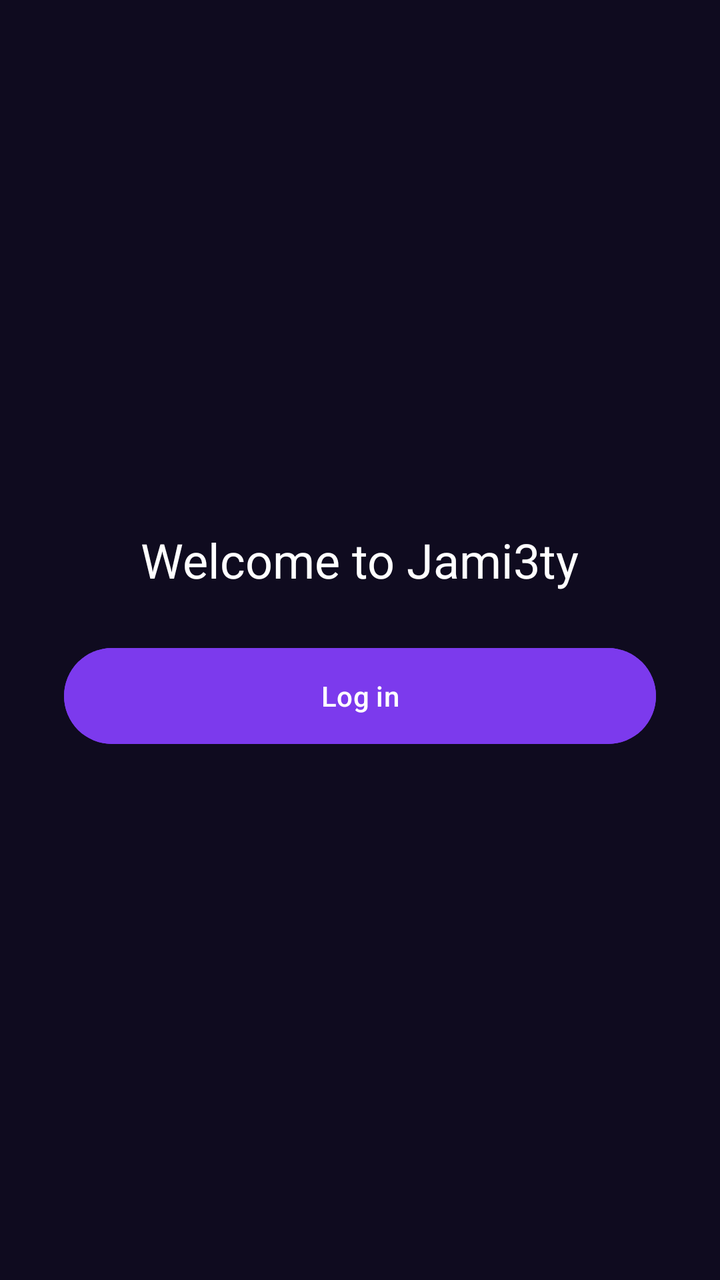
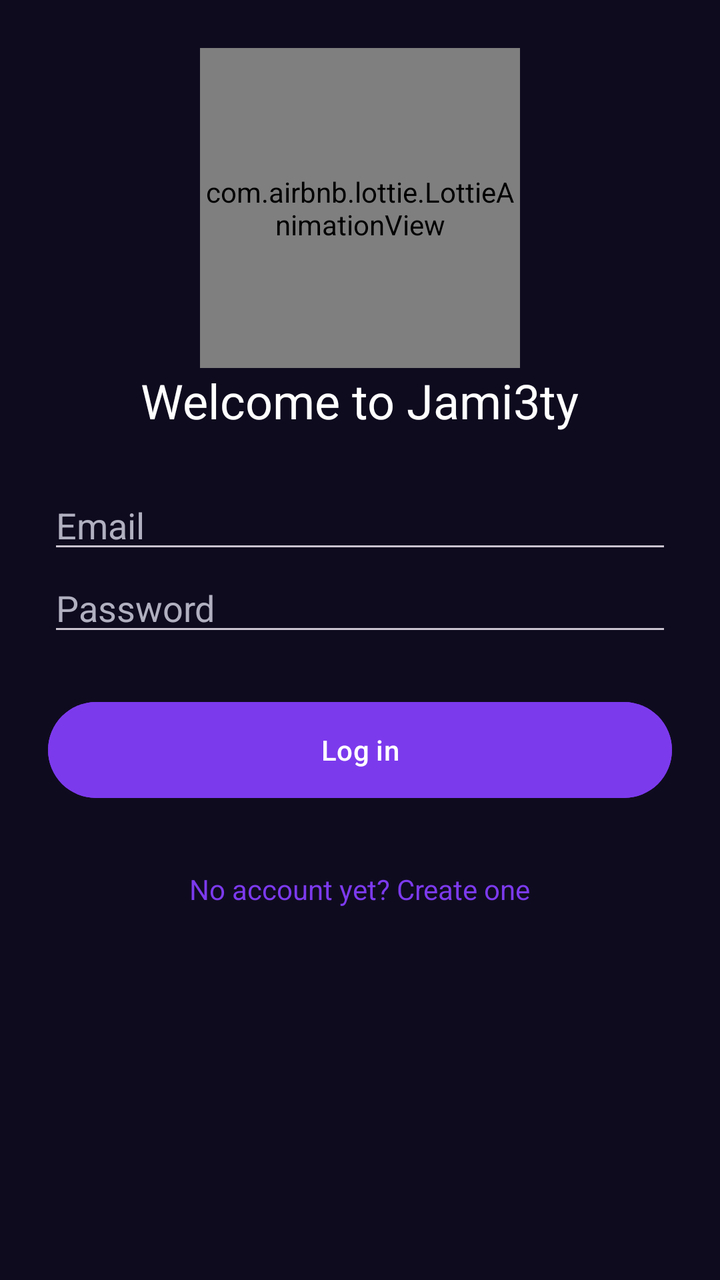

Two renders of the same Android screen: before a commit and after it. Below are the layout's source before the change and the commit's diff.
<!-- AndroidManifest.xml: application theme Theme.Jami3ty -->
<!-- res/layout/activity_login.xml -->
<?xml version="1.0" encoding="utf-8"?>
<LinearLayout xmlns:android="http://schemas.android.com/apk/res/android"
    android:layout_width="match_parent" android:layout_height="match_parent"
    android:orientation="vertical" android:gravity="center" android:padding="32dp"
    android:background="#0F0B1F">
    <TextView android:layout_width="wrap_content" android:layout_height="wrap_content"
        android:text="@string/login_title" android:textSize="24sp"
        android:textColor="@android:color/white"/>
    <com.google.android.material.button.MaterialButton
        android:id="@+id/btnLogin" android:layout_width="match_parent" android:layout_height="56dp"
        android:layout_marginTop="24dp" android:text="@string/login_button"
        android:backgroundTint="#7C3AED"/>
</LinearLayout>
<!-- resources referenced by this layout -->
<resources>
  <string name="login_button">Log in</string>
  <string name="login_title">Welcome to Jami3ty</string>
  <style name="Theme.Jami3ty" parent="Theme.Material3.Dark.NoActionBar">
          <item name="colorPrimary">@color/purple_primary</item>
          <item name="colorOnPrimary">@color/white</item>
          <item name="android:windowBackground">@color/bg_dark</item>
          <item name="android:statusBarColor">@color/bg_dark</item>
          <item name="android:navigationBarColor">@color/nav_bg</item>
      </style>
  <color name="purple_primary">#7C3AED</color>
  <color name="white">#FFFFFFFF</color>
  <color name="bg_dark">#0F0B1F</color>
  <color name="nav_bg">#1E1833</color>
</resources>

<!-- the commit's change to res/layout/activity_login.xml (unified diff, before → after) -->
@@ -1,13 +1,38 @@
 <?xml version="1.0" encoding="utf-8"?>
-<LinearLayout xmlns:android="http://schemas.android.com/apk/res/android"
+<ScrollView xmlns:android="http://schemas.android.com/apk/res/android"
+    xmlns:app="http://schemas.android.com/apk/res-auto"
     android:layout_width="match_parent" android:layout_height="match_parent"
-    android:orientation="vertical" android:gravity="center" android:padding="32dp"
-    android:background="#0F0B1F">
-    <TextView android:layout_width="wrap_content" android:layout_height="wrap_content"
-        android:text="@string/login_title" android:textSize="24sp"
-        android:textColor="@android:color/white"/>
-    <com.google.android.material.button.MaterialButton
-        android:id="@+id/btnLogin" android:layout_width="match_parent" android:layout_height="56dp"
-        android:layout_marginTop="24dp" android:text="@string/login_button"
-        android:backgroundTint="#7C3AED"/>
-</LinearLayout>
+    android:background="@color/bg_dark">
+    <LinearLayout
+        android:layout_width="match_parent" android:layout_height="wrap_content"
+        android:orientation="vertical" android:gravity="center_horizontal" android:padding="24dp">
+        <com.airbnb.lottie.LottieAnimationView
+            android:layout_width="160dp" android:layout_height="160dp"
+            app:lottie_rawRes="@raw/pulse" app:lottie_loop="true" app:lottie_autoPlay="true"/>
+        <TextView android:layout_width="wrap_content" android:layout_height="wrap_content"
+            android:text="@string/login_title" android:textSize="24sp"
+            android:textColor="@color/white"/>
+        <EditText android:id="@+id/etEmail"
+            android:layout_width="match_parent" android:layout_height="wrap_content"
+            android:layout_marginTop="24dp" android:hint="@string/login_email"
+            android:inputType="textEmailAddress" android:textColor="@color/white"
+            android:textColorHint="@color/text_secondary"/>
+        <EditText android:id="@+id/etPassword"
+            android:layout_width="match_parent" android:layout_height="wrap_content"
+            android:hint="@string/login_password" android:inputType="textPassword"
+            android:textColor="@color/white" android:textColorHint="@color/text_secondary"/>
+        <com.google.android.material.button.MaterialButton android:id="@+id/btnLogin"
+            android:layout_width="match_parent" android:layout_height="56dp"
+            android:layout_marginTop="24dp" android:text="@string/login_button"
+            android:backgroundTint="@color/purple_primary"/>
+        <com.google.android.material.button.MaterialButton android:id="@+id/btnBiometric"
+            style="@style/Widget.Material3.Button.OutlinedButton"
+            android:layout_width="match_parent" android:layout_height="56dp"
+            android:layout_marginTop="12dp" android:text="@string/login_biometric"
+            android:visibility="gone"/>
+        <TextView android:id="@+id/tvRegister"
+            android:layout_width="wrap_content" android:layout_height="wrap_content"
+            android:layout_marginTop="24dp" android:padding="8dp"
+            android:text="@string/login_register" android:textColor="@color/purple_primary"/>
+    </LinearLayout>
+</ScrollView>
<!-- resource entries referenced after the edit -->
@@ -1,6 +1,9 @@
 <!-- resources referenced by this layout -->
 <resources>
   <string name="login_button">Log in</string>
+  <string name="login_email">Email</string>
+  <string name="login_password">Password</string>
+  <string name="login_register">No account yet? Create one</string>
   <string name="login_title">Welcome to Jami3ty</string>
   <style name="Theme.Jami3ty" parent="Theme.Material3.Dark.NoActionBar">
           <item name="colorPrimary">@color/purple_primary</item>
@@ -10,7 +13,9 @@
           <item name="android:navigationBarColor">@color/nav_bg</item>
       </style>
   <color name="purple_primary">#7C3AED</color>
+  <color name="text_secondary">#B0B0C0</color>
   <color name="white">#FFFFFFFF</color>
+  <string name="login_biometric">Unlock with biometrics</string>
   <color name="bg_dark">#0F0B1F</color>
   <color name="nav_bg">#1E1833</color>
 </resources>
